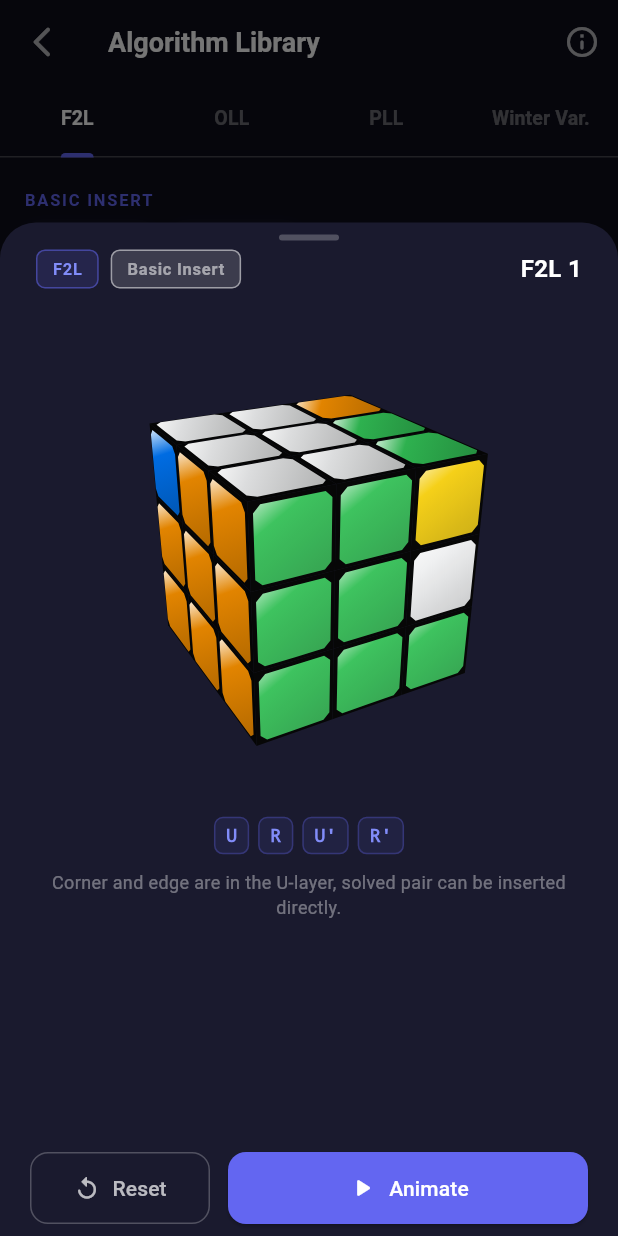
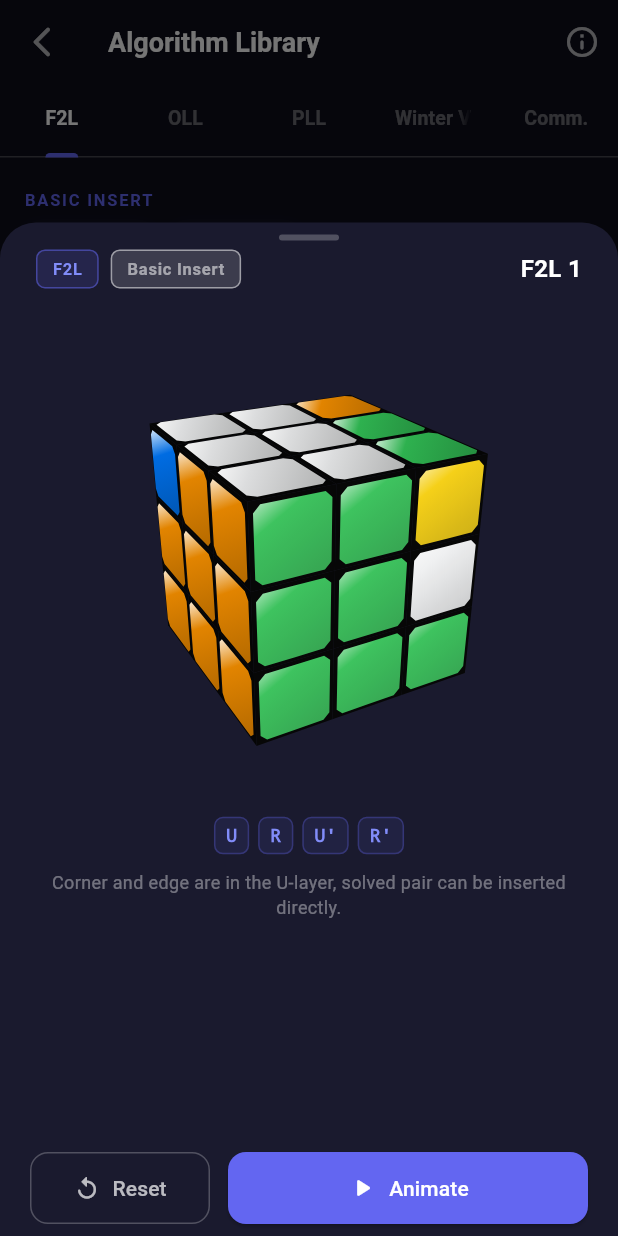
Before and after one commit to mgeilich/speedcube, a Flutter app: the AlgLibraryScreen screen opened directly, after a tap on "F2L 1", on a phone screen of 412 x 824 dp. Run offline on Flutter 3.47's test engine with Material 3 defaults, Android fonts, the phone set to English and light mode, and no system bars; our stand-ins replace camera, in_app_purchase, shared_preferences; accounts and stored records are empty.

Commit message:
tutorial fixes

```diff
--- a/lib/models/alg_library.dart
+++ b/lib/models/alg_library.dart
@@ -1,7 +1,7 @@
 import 'cube_move.dart';
 
 /// Categories for algorithm cases
-enum AlgCategory { f2l, oll, pll, cmll, winterVariation }
+enum AlgCategory { f2l, oll, pll, cmll, winterVariation, commutators }
 
 /// A single algorithm case (OLL or PLL)
 class AlgCase {
@@ -42,13 +42,14 @@ class AlgCase {
 /// Static library of all OLL and PLL algorithm cases.
 /// All algorithms use only standard face notation: U D R L F B (with ' and 2).
 class AlgLibrary {
-  static const List<AlgCase> all = [...f2lCases, ...ollCases, ...pllCases, ...cmllCases, ...winterVariationCases];
+  static const List<AlgCase> all = [...f2lCases, ...ollCases, ...pllCases, ...cmllCases, ...winterVariationCases, ...commutatorCases];
 
   static List<AlgCase> get f2l => f2lCases;
   static List<AlgCase> get oll => ollCases;
   static List<AlgCase> get pll => pllCases;
   static List<AlgCase> get cmll => cmllCases;
   static List<AlgCase> get winterVariation => winterVariationCases;
+  static List<AlgCase> get commutators => commutatorCases;
 
   // ─────────────────────────────────────────────────────────────────────────
   // OLL CASES
@@ -137,8 +138,8 @@ class AlgLibrary {
       name: 'OLL 24 (T)',
       category: AlgCategory.oll,
       subcategory: 'Cross',
-      algorithm: "R U R' U R U2 R' U2 R U2 R' U' R U' R'",
-      setupMoves: "R U R' U R U2 R' U2 R U2 R' U' R U' R'",
+      algorithm: "Rw U R' U' Rw' F R F'",
+      setupMoves: "F R' F' Rw U R U' Rw'",
       description: 'T-Pattern: Two "headlights" on the side faces.',
     ),
     AlgCase(
@@ -203,20 +204,20 @@ class AlgLibrary {
       name: 'OLL 5',
       category: AlgCategory.oll,
       subcategory: 'Square',
-      algorithm: "L' U2 L U L' U L",
-      setupMoves: "L' U' L U' L U2 L'",
+      algorithm: "Rw U R' U R U2 Rw'",
+      setupMoves: "Rw U2 R' U' R U' Rw'",
       description:
-          'Square: a 1×2 block of yellow in the back-left corner. A left-hand Sune variant — only 7 moves.',
+          'Square: a 1×2 block of yellow in the back-left corner. A wide Sune variant — only 7 moves.',
     ),
     AlgCase(
       id: 'oll6',
       name: 'OLL 6',
       category: AlgCategory.oll,
       subcategory: 'Square',
-      algorithm: "R U2 R' U' R U' R'",
-      setupMoves: "R U R' U R U2 R'",
+      algorithm: "Rw U2 R' U' R U' Rw'",
+      setupMoves: "Rw U R' U R U2 Rw'",
       description:
-          'Square: a 1×2 block of yellow in the back-right corner. The right-hand Sune — same as OLL 26. Mirror of OLL 5.',
+          'Square: a 1×2 block of yellow in the back-right corner. A wide Anti-Sune variant. Mirror of OLL 5.',
     ),
 
     // ── C-shape ───────────────────────────────────────────────────────────
@@ -1242,4 +1243,37 @@ class AlgLibrary {
       isFree: true,
     ),
   ];
+
+  static const List<AlgCase> commutatorCases = [
+    AlgCase(
+      id: 'comm_3_same',
+      name: '3 on Same Face',
+      category: AlgCategory.commutators,
+      subcategory: '3 Corners on Same Face',
+      algorithm: "R U' L' U R' U' L U",
+      setupMoves: "U' L' U R U' L U R'",
+      description: 'Cycles three corners on the U face (UFL, UBR, UFR). Also known as the Niklas algorithm.',
+      isFree: true,
+    ),
+    AlgCase(
+      id: 'comm_2_same',
+      name: '2 on Same Face',
+      category: AlgCategory.commutators,
+      subcategory: '2 Corners on Same Face',
+      algorithm: "R' D' R U R' D R U'",
+      setupMoves: "U R' D' R U' R' D R",
+      description: 'Cycles two corners on the U face and one on the D face (UFL, UFR, DFR). Uses a standard 8-move commutator.',
+      isFree: true,
+    ),
+    AlgCase(
+      id: 'comm_diff',
+      name: 'Scattered Corners',
+      category: AlgCategory.commutators,
+      subcategory: 'Each on a Different Face',
+      algorithm: "L2 R' D' R U R' D R U' L2",
+      setupMoves: "L2 U R' D' R U' R' D R L2",
+      description: 'Cycles visually scattered corners (UFL, DFR, DBL). Uses L2 setup moves before a standard 8-move commutator.',
+      isFree: true,
+    ),
+  ];
 }
--- a/lib/solver/heise_solver.dart
+++ b/lib/solver/heise_solver.dart
@@ -462,7 +462,7 @@ class HeiseSolver {
   static bool _isTwoSquaresSolved(KociembaCube c) {
     if (!_is2x2x3Solved(c)) return false;
     // Solve everything except FR slot and Last Layer.
-    final requiredEdges = [5, 6, 7, 9, 10, 11]; // DF, DL, DB, FL, BL, BR
+    final requiredEdges = [4, 5, 6, 7, 9, 10, 11]; // DR, DF, DL, DB, FL, BL, BR
     final requiredCorners = [5, 6, 7]; // DFL, DBL, DBR
     for (final e in requiredEdges) {
       if (c.ep[e] != e || c.eo[e] != 0) return false;
--- a/lib/widgets/alg_library_screen.dart
+++ b/lib/widgets/alg_library_screen.dart
@@ -21,7 +21,7 @@ class _AlgLibraryScreenState extends State<AlgLibraryScreen>
   @override
   void initState() {
     super.initState();
-    _tabController = TabController(length: 4, vsync: this);
+    _tabController = TabController(length: 5, vsync: this);
   }
 
   @override
@@ -161,6 +161,7 @@ class _AlgLibraryScreenState extends State<AlgLibraryScreen>
             Tab(text: 'OLL'),
             Tab(text: 'PLL'),
             Tab(text: 'Winter Var.'),
+            Tab(text: 'Comm.'),
           ],
         ),
       ),
@@ -171,6 +172,7 @@ class _AlgLibraryScreenState extends State<AlgLibraryScreen>
           _AlgGrid(cases: AlgLibrary.oll, onTap: _openCase),
           _AlgGrid(cases: AlgLibrary.pll, onTap: _openCase),
           _AlgGrid(cases: AlgLibrary.winterVariation, onTap: _openCase),
+          _AlgGrid(cases: AlgLibrary.commutators, onTap: _openCase),
         ],
       ),
     );
@@ -627,7 +629,11 @@ class _AlgDetailSheetState extends State<_AlgDetailSheet>
                       ? 'F2L'
                       : (widget.algCase.category == AlgCategory.oll
                           ? 'OLL'
-                          : (widget.algCase.category == AlgCategory.pll ? 'PLL' : 'WV')),
+                          : (widget.algCase.category == AlgCategory.pll
+                              ? 'PLL'
+                              : (widget.algCase.category == AlgCategory.winterVariation
+                                  ? 'WV'
+                                  : 'Commutator'))),
                   const Color(0xFF6366F1),
                 ),
                 const SizedBox(width: 8),
```
Also changed, not shown: lib/widgets/heise_guide_screen.dart (+4 -6 lines), test.dart (added, +26 -0 lines), test2.dart (added, +17 -0 lines), test3.dart (added, +18 -0 lines), test4.dart (added, +11 -0 lines), test5.dart (added, +22 -0 lines), test6.dart (added, +16 -0 lines), test7.dart (added, +10 -0 lines), test8.dart (added, +10 -0 lines), test9.dart (added, +16 -0 lines).
